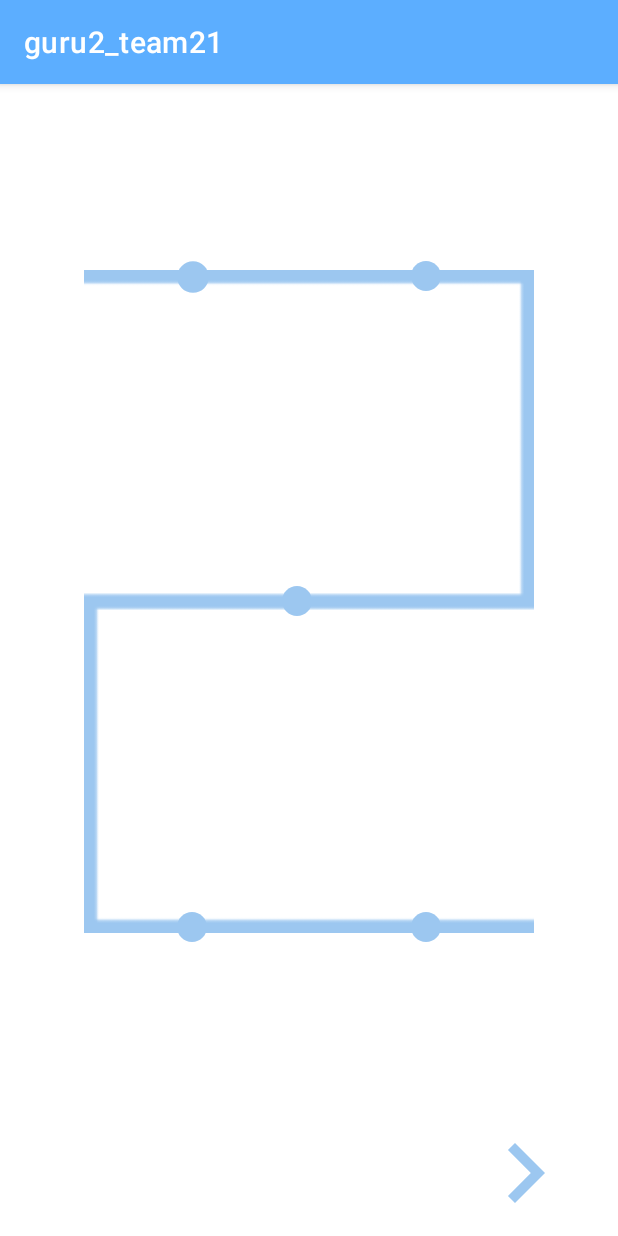
After one commit to Hyobeen-Park/guru2_team21, an Android app: the MyrouteCheckActivity screen opened directly, with no data from a screen before it, on a phone screen of 412 x 824 dp. The commit adds this screen. Run offline under Robolectric (Android 15) with nearby library versions, the phone set to English and light mode, and no system bars.

Commit message:
theme 수정 및 코스확인 그림

```diff
--- a/app/src/main/AndroidManifest.xml
+++ b/app/src/main/AndroidManifest.xml
@@ -9,15 +9,19 @@
         android:roundIcon="@mipmap/ic_launcher_round"
         android:supportsRtl="true"
         android:theme="@style/Theme.Guru2_team21">
-        <activity android:name=".InformationActivity"
-            android:parentActivityName=".MainActivity">
-
+        <activity android:name=".MyrouteCheckActivity">
         </activity>
+        <activity android:name=".MyrouteActivity" />
+        <activity
+            android:name=".InformationActivity"
+            android:parentActivityName=".MainActivity" />
         <activity
             android:name=".SearchActivity"
-            android:parentActivityName=".MainActivity"></activity>
-        <activity android:name=".MainActivity"
-            android:theme="@style/Theme.AppCompat.Light.NoActionBar"> //액션바 보이지 않도록
+            android:parentActivityName=".MainActivity" />
+        <activity
+            android:name=".MainActivity"
+            android:theme="@style/Theme.AppCompat.Light.NoActionBar">
+            //액션바 보이지 않도록
             <intent-filter>
                 <action android:name="android.intent.action.MAIN" />
 
--- /dev/null
+++ b/app/src/main/java/com/example/guru2_team21/MyrouteActivity.kt
@@ -0,0 +1,13 @@
+package com.example.guru2_team21
+
+import androidx.appcompat.app.AppCompatActivity
+import android.os.Bundle
+
+class MyrouteActivity : AppCompatActivity() {
+    override fun onCreate(savedInstanceState: Bundle?) {
+        super.onCreate(savedInstanceState)
+        setContentView(R.layout.activity_myroute)
+
+
+    }
+}
--- /dev/null
+++ b/app/src/main/java/com/example/guru2_team21/MyrouteCheckActivity.kt
@@ -0,0 +1,30 @@
+package com.example.guru2_team21
+
+import android.media.Image
+import androidx.appcompat.app.AppCompatActivity
+import android.os.Bundle
+import android.widget.ImageView
+
+class MyrouteCheckActivity : AppCompatActivity() {
+
+    lateinit var s_icon : ImageView
+    lateinit var s_arrow_icon : ImageView
+    lateinit var s_circle1 : ImageView
+    lateinit var s_circle2 : ImageView
+    lateinit var s_circle3 : ImageView
+    lateinit var s_circle4 : ImageView
+    lateinit var s_circle5 : ImageView
+
+    override fun onCreate(savedInstanceState: Bundle?) {
+        super.onCreate(savedInstanceState)
+        setContentView(R.layout.activity_myroute_check)
+
+        s_icon = findViewById(R.id.s_icon)
+        s_arrow_icon = findViewById(R.id.s_arrow_icon)
+        s_circle1 = findViewById(R.id.s_circle1)
+        s_circle2 = findViewById(R.id.s_circle2)
+        s_circle3 = findViewById(R.id.s_circle3)
+        s_circle4 = findViewById(R.id.s_circle4)
+        s_circle5 = findViewById(R.id.s_circle5)
+    }
+}
--- /dev/null
+++ b/app/src/main/res/drawable/s_arrow_icon.xml
@@ -0,0 +1,5 @@
+<vector android:autoMirrored="true" android:height="24dp"
+    android:tint="#9CC7F0" android:viewportHeight="24"
+    android:viewportWidth="24" android:width="24dp" xmlns:android="http://schemas.android.com/apk/res/android">
+    <path android:fillColor="@android:color/white" android:pathData="M10,6L8.59,7.41 13.17,12l-4.58,4.59L10,18l6,-6z"/>
+</vector>
--- /dev/null
+++ b/app/src/main/res/drawable/s_circle.xml
@@ -0,0 +1,5 @@
+<vector android:height="24dp" android:tint="#9CC7F0"
+    android:viewportHeight="24" android:viewportWidth="24"
+    android:width="24dp" xmlns:android="http://schemas.android.com/apk/res/android">
+    <path android:fillColor="@android:color/white" android:pathData="M12,2C6.47,2 2,6.47 2,12s4.47,10 10,10 10,-4.47 10,-10S17.53,2 12,2z"/>
+</vector>
--- a/app/src/main/res/layout/activity_myroute.xml
+++ b/app/src/main/res/layout/activity_myroute.xml
@@ -1,6 +1,9 @@
 <?xml version="1.0" encoding="utf-8"?>
-<androidx.constraintlayout.widget.ConstraintLayout
-    xmlns:android="http://schemas.android.com/apk/res/android" android:layout_width="match_parent"
-    android:layout_height="match_parent">
+<androidx.constraintlayout.widget.ConstraintLayout xmlns:android="http://schemas.android.com/apk/res/android"
+    xmlns:app="http://schemas.android.com/apk/res-auto"
+    xmlns:tools="http://schemas.android.com/tools"
+    android:layout_width="match_parent"
+    android:layout_height="match_parent"
+    tools:context=".MyrouteActivity">
 
 </androidx.constraintlayout.widget.ConstraintLayout>
--- /dev/null
+++ b/app/src/main/res/layout/activity_myroute_check.xml
@@ -0,0 +1,81 @@
+<?xml version="1.0" encoding="utf-8"?>
+<androidx.constraintlayout.widget.ConstraintLayout xmlns:android="http://schemas.android.com/apk/res/android"
+    xmlns:app="http://schemas.android.com/apk/res-auto"
+    xmlns:tools="http://schemas.android.com/tools"
+    android:layout_width="match_parent"
+    android:layout_height="match_parent"
+    tools:context=".MyrouteCheckActivity">
+
+    <ImageView
+        android:id="@+id/s_icon"
+        android:layout_width="300dp"
+        android:layout_height="450dp"
+        android:layout_marginStart="16dp"
+        android:layout_marginTop="120dp"
+        android:layout_marginEnd="16dp"
+        app:layout_constraintEnd_toEndOf="parent"
+        app:layout_constraintStart_toStartOf="parent"
+        app:layout_constraintTop_toTopOf="parent"
+        app:srcCompat="@drawable/s_icon" />
+
+    <ImageView
+        android:id="@+id/s_arrow_icon"
+        android:layout_width="80dp"
+        android:layout_height="80dp"
+        android:layout_marginEnd="22dp"
+        android:layout_marginBottom="2dp"
+        app:layout_constraintBottom_toBottomOf="parent"
+        app:layout_constraintEnd_toEndOf="parent"
+        app:srcCompat="@drawable/s_arrow_icon" />
+
+    <ImageView
+        android:id="@+id/s_circle1"
+        android:layout_width="25dp"
+        android:layout_height="25dp"
+        android:layout_marginStart="60dp"
+        android:layout_marginTop="116dp"
+        app:layout_constraintStart_toStartOf="@+id/s_icon"
+        app:layout_constraintTop_toTopOf="parent"
+        app:srcCompat="@drawable/s_circle" />
+
+    <ImageView
+        android:id="@+id/s_circle2"
+        android:layout_width="wrap_content"
+        android:layout_height="wrap_content"
+        android:layout_marginTop="116dp"
+        android:layout_marginEnd="60dp"
+        app:layout_constraintEnd_toEndOf="@+id/s_icon"
+        app:layout_constraintTop_toTopOf="parent"
+        app:srcCompat="@drawable/s_circle" />
+
+    <ImageView
+        android:id="@+id/s_circle3"
+        android:layout_width="wrap_content"
+        android:layout_height="wrap_content"
+        android:layout_marginStart="130dp"
+        android:layout_marginTop="191dp"
+        app:layout_constraintStart_toStartOf="@+id/s_icon"
+        app:layout_constraintTop_toBottomOf="@+id/s_circle1"
+        app:srcCompat="@drawable/s_circle" />
+
+    <ImageView
+        android:id="@+id/s_circle4"
+        android:layout_width="wrap_content"
+        android:layout_height="wrap_content"
+        android:layout_marginStart="60dp"
+        android:layout_marginTop="193dp"
+        app:layout_constraintStart_toStartOf="@+id/s_icon"
+        app:layout_constraintTop_toBottomOf="@+id/s_circle3"
+        app:srcCompat="@drawable/s_circle" />
+
+    <ImageView
+        android:id="@+id/s_circle5"
+        android:layout_width="wrap_content"
+        android:layout_height="wrap_content"
+        android:layout_marginTop="193dp"
+        android:layout_marginEnd="60dp"
+        app:layout_constraintEnd_toEndOf="@+id/s_icon"
+        app:layout_constraintTop_toBottomOf="@+id/s_circle3"
+        app:srcCompat="@drawable/s_circle" />
+
+</androidx.constraintlayout.widget.ConstraintLayout>
--- a/app/src/main/res/values/colors.xml
+++ b/app/src/main/res/values/colors.xml
@@ -7,4 +7,6 @@
     <color name="teal_700">#FF018786</color>
     <color name="black">#FF000000</color>
     <color name="white">#FFFFFFFF</color>
+    <color name="blue">#2f82d4</color>
+    <color name="light_blue">#5caeff</color>
 </resources>
--- a/app/src/main/res/values/themes.xml
+++ b/app/src/main/res/values/themes.xml
@@ -2,8 +2,8 @@
     <!-- Base application theme. -->
     <style name="Theme.Guru2_team21" parent="Theme.MaterialComponents.DayNight.DarkActionBar">
         <!-- Primary brand color. -->
-        <item name="colorPrimary">@color/purple_500</item>
-        <item name="colorPrimaryVariant">@color/purple_700</item>
+        <item name="colorPrimary">@color/light_blue</item>
+        <item name="colorPrimaryVariant">@color/blue</item>
         <item name="colorOnPrimary">@color/white</item>
         <!-- Secondary brand color. -->
         <item name="colorSecondary">@color/teal_200</item>
```
Also changed, not shown: app/src/main/res/drawable/s_icon.png (added).
